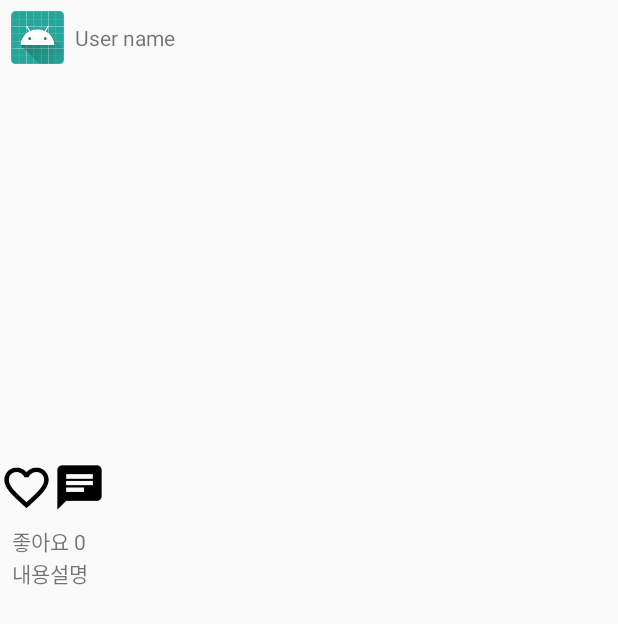
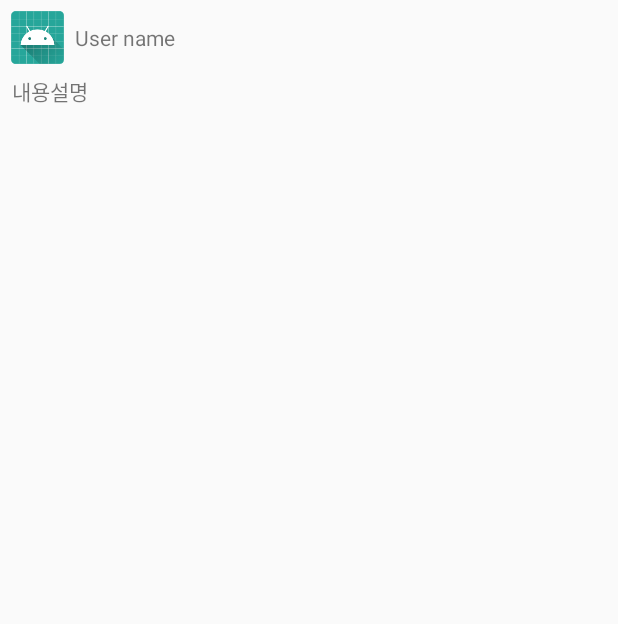
Before and after one commit to sminju98/Alicorn, an Android app: the layout item_detail.xml on its own in the app's theme, with its tools: preview values and no code run, on a phone screen of 412 x 824 dp. Shown: the top 624 px of the screen. Run offline under Robolectric (Android 15) with nearby library versions, the phone set to English and light mode, and no system bars.

Commit message:
상세화면 페이지

```diff
--- a/app/src/main/java/org/techtown/alicorn/navigation/DetailViewFragment.kt
+++ b/app/src/main/java/org/techtown/alicorn/navigation/DetailViewFragment.kt
@@ -73,11 +73,8 @@ class DetailViewFragment : Fragment(){
             //내용 설명
             holder.binding.detailviewitemExplainTextview.text = contentDTOs!![position].explain
 
-            //좋아요
-            holder.binding.detailviewitemFavoritecounterTextview.text = "좋아요 " + contentDTOs!![position].favoriteCount
-
             //ProfileImage
-            Glide.with(holder.itemView.context).load(contentDTOs!![position].imageUrl).into(holder.binding.detailviewitemProfileImage)
+           // Glide.with(holder.itemView.context).load(contentDTOs!![position].imageUrl).into(holder.binding.detailviewitemProfileImage)
 1
         }
 
--- a/app/src/main/res/layout/fragment_detail.xml
+++ b/app/src/main/res/layout/fragment_detail.xml
@@ -8,6 +8,6 @@
         android:layout_width="match_parent"
         android:layout_height="match_parent"/>
 
-"
+
 
 </LinearLayout>
--- a/app/src/main/res/layout/item_detail.xml
+++ b/app/src/main/res/layout/item_detail.xml
@@ -21,46 +21,20 @@
             android:layout_height="wrap_content"/>
     </LinearLayout>
 
-    <ImageView
-        android:id="@+id/detailviewitemImageviewContent"
-        android:scaleType="fitXY"
-        android:layout_width="match_parent"
-        android:layout_height="250dp"/>
-
-    <LinearLayout
-        android:gravity="center_vertical"
-        android:layout_width="match_parent"
-        android:layout_height="50dp">
-
-        <ImageView
-            android:id="@+id/detailviewitemFavoriteImageview"
-            android:src="@drawable/ic_favorite_border"
-            android:layout_width="35dp"
-            android:layout_height="35dp"/>
-
-        <ImageView
-            android:id="@+id/detailviewitemCommentImageview"
-            android:src="@drawable/ic_chat_black"
-            android:layout_width="35dp"
-            android:layout_height="35dp"/>
-
-
-
-    </LinearLayout>
-    <TextView
-        android:id="@+id/detailviewitemFavoritecounterTextview"
-        android:layout_marginLeft="8dp"
-        android:layout_marginRight="8dp"
-        android:text="좋아요 0"
-        android:layout_width="wrap_content"
-        android:layout_height="wrap_content"/>
-
     <TextView
         android:id="@+id/detailviewitemExplainTextview"
+        android:layout_above="@+id/detailviewitemImageviewContent"
         android:layout_marginLeft="8dp"
         android:layout_marginRight="8dp"
         android:text="내용설명"
         android:layout_width="wrap_content"
         android:layout_height="wrap_content"/>
 
+    <ImageView
+        android:id="@+id/detailviewitemImageviewContent"
+        android:scaleType="fitXY"
+        android:layout_width="wrap_content"
+        android:layout_height="wrap_content" />
+
+
 </LinearLayout>
```
